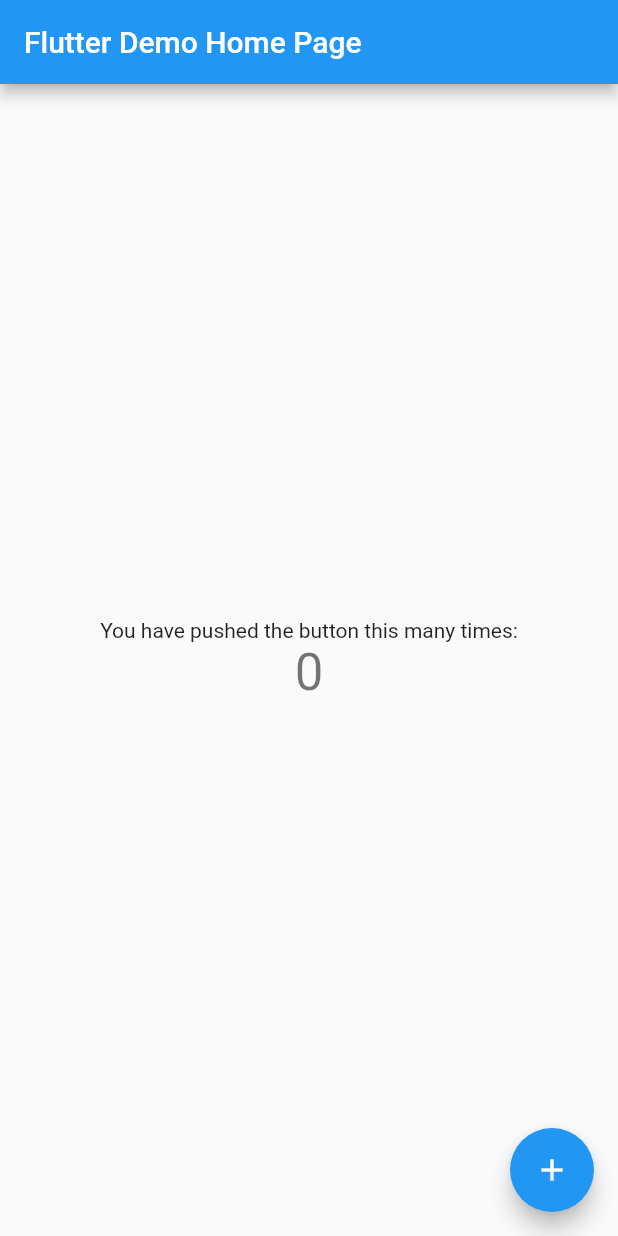
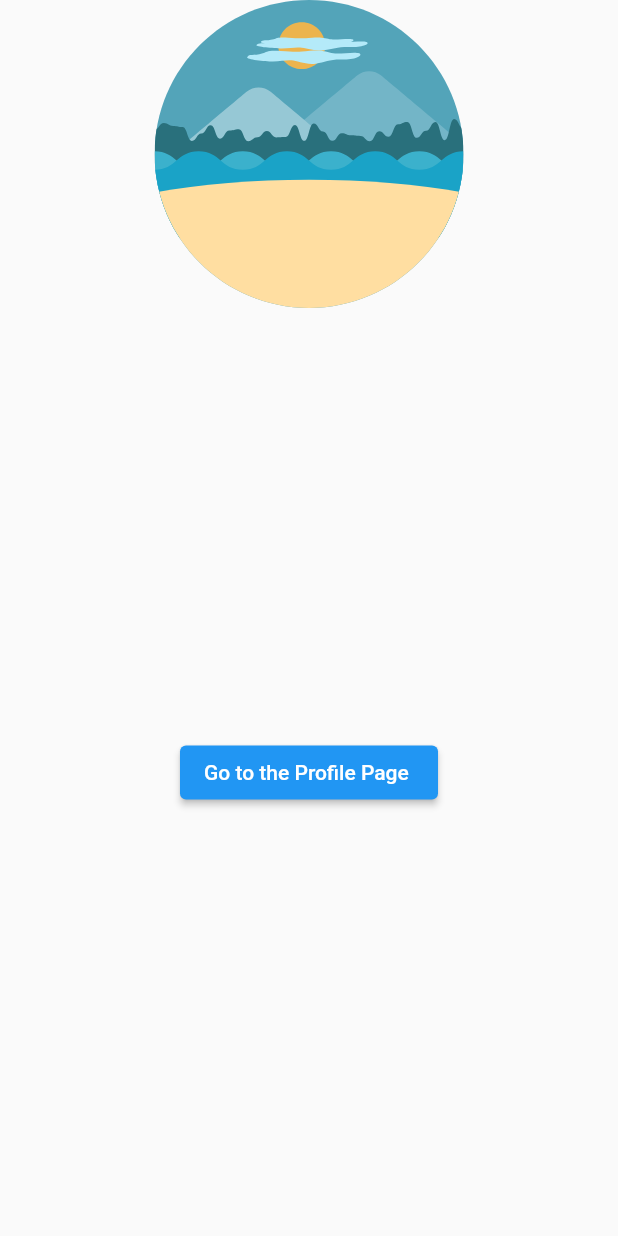
Before and after one commit to Umarkhabiliy/flutter_mvvm_getx, a Flutter app: the first screen one second after launch, on a phone screen of 412 x 824 dp. Run offline on Flutter 3.47's test engine with Material 2 defaults, Android fonts, the phone set to English and light mode, and no system bars; our stand-ins replace get, lottie.

Commit message:
some-changes

```diff
--- a/mvvm_getx/lib/main.dart
+++ b/mvvm_getx/lib/main.dart
@@ -1,6 +1,15 @@
 import 'package:flutter/material.dart';
+import 'package:flutter/services.dart';
+import 'package:get/get_navigation/src/root/get_material_app.dart';
+import 'package:get/route_manager.dart';
+import 'package:mvvm_getx/my_home_pages/my_home_pages.dart';
+
+import 'package:mvvm_getx/my_profile_page/my_profile_page.dart';
 
 void main() {
+  // WidgetsFlutterBinding.ensureInitialized();
+  // SystemChrome.setPreferredOrientations(
+  //     [DeviceOrientation.portraitUp, DeviceOrientation.portraitDown]);
   runApp(const MyApp());
 }
 
@@ -10,106 +19,19 @@
   // This widget is the root of your application.
   @override
   Widget build(BuildContext context) {
-    return MaterialApp(
+    return GetMaterialApp(
       title: 'Flutter Demo',
       theme: ThemeData(
-        // This is the theme of your application.
-        //
-        // Try running your application with "flutter run". You'll see the
-        // application has a blue toolbar. Then, without quitting the app, try
-        // changing the primarySwatch below to Colors.green and then invoke
-        // "hot reload" (press "r" in the console where you ran "flutter run",
-        // or simply save your changes to "hot reload" in a Flutter IDE).
-        // Notice that the counter didn't reset back to zero; the application
-        // is not restarted.
         primarySwatch: Colors.blue,
       ),
-      home: const MyHomePage(title: 'Flutter Demo Home Page'),
+      initialRoute: '/home',
+      getPages: [
+        GetPage(name: '/home', page: () => MyHomePages(), title: "Hello"),
+        GetPage(
+            name: '/profile',
+            page: () => MyProfilePage(),
+            transition: Transition.cupertino),
+      ],
     );
   }
 }
-
-class MyHomePage extends StatefulWidget {
-  const MyHomePage({Key? key, required this.title}) : super(key: key);
-
-  // This widget is the home page of your application. It is stateful, meaning
-  // that it has a State object (defined below) that contains fields that affect
-  // how it looks.
-
-  // This class is the configuration for the state. It holds the values (in this
-  // case the title) provided by the parent (in this case the App widget) and
-  // used by the build method of the State. Fields in a Widget subclass are
-  // always marked "final".
-
-  final String title;
-
-  @override
-  State<MyHomePage> createState() => _MyHomePageState();
-}
-
-class _MyHomePageState extends State<MyHomePage> {
-  int _counter = 0;
-
-  void _incrementCounter() {
-    setState(() {
-      // This call to setState tells the Flutter framework that something has
-      // changed in this State, which causes it to rerun the build method below
-      // so that the display can reflect the updated values. If we changed
-      // _counter without calling setState(), then the build method would not be
-      // called again, and so nothing would appear to happen.
-      _counter++;
-    });
-  }
-
-  @override
-  Widget build(BuildContext context) {
-    // This method is rerun every time setState is called, for instance as done
-    // by the _incrementCounter method above.
-    //
-    // The Flutter framework has been optimized to make rerunning build methods
-    // fast, so that you can just rebuild anything that needs updating rather
-    // than having to individually change instances of widgets.
-    return Scaffold(
-      appBar: AppBar(
-        // Here we take the value from the MyHomePage object that was created by
-        // the App.build method, and use it to set our appbar title.
-        title: Text(widget.title),
-      ),
-      body: Center(
-        // Center is a layout widget. It takes a single child and positions it
-        // in the middle of the parent.
-        child: Column(
-          // Column is also a layout widget. It takes a list of children and
-          // arranges them vertically. By default, it sizes itself to fit its
-          // children horizontally, and tries to be as tall as its parent.
-          //
-          // Invoke "debug painting" (press "p" in the console, choose the
-          // "Toggle Debug Paint" action from the Flutter Inspector in Android
-          // Studio, or the "Toggle Debug Paint" command in Visual Studio Code)
-          // to see the wireframe for each widget.
-          //
-          // Column has various properties to control how it sizes itself and
-          // how it positions its children. Here we use mainAxisAlignment to
-          // center the children vertically; the main axis here is the vertical
-          // axis because Columns are vertical (the cross axis would be
-          // horizontal).
-          mainAxisAlignment: MainAxisAlignment.center,
-          children: <Widget>[
-            const Text(
-              'You have pushed the button this many times:',
-            ),
-            Text(
-              '$_counter',
-              style: Theme.of(context).textTheme.headline4,
-            ),
-          ],
-        ),
-      ),
-      floatingActionButton: FloatingActionButton(
-        onPressed: _incrementCounter,
-        tooltip: 'Increment',
-        child: const Icon(Icons.add),
-      ), // This trailing comma makes auto-formatting nicer for build methods.
-    );
-  }
-}
--- /dev/null
+++ b/mvvm_getx/lib/my_home_pages/my_home_pages.dart
@@ -0,0 +1,8 @@
+import 'package:flutter/material.dart';
+import './my_home_pages_view.dart';
+
+class MyHomePages extends StatefulWidget {
+
+  @override
+  MyHomePagesView createState() => new MyHomePagesView();
+}
--- /dev/null
+++ b/mvvm_getx/lib/my_home_pages/my_home_pages_view_model.dart
@@ -0,0 +1,6 @@
+import 'package:flutter/material.dart';
+import './my_home_pages.dart';
+
+abstract class MyHomePagesViewModel extends State<MyHomePages> {
+
+}
--- /dev/null
+++ b/mvvm_getx/lib/my_profile_page/my_profile_page.dart
@@ -0,0 +1,8 @@
+import 'package:flutter/material.dart';
+import './my_profile_page_view.dart';
+
+class MyProfilePage extends StatefulWidget {
+
+  @override
+  MyProfilePageView createState() => new MyProfilePageView();
+}
--- /dev/null
+++ b/mvvm_getx/lib/my_profile_page/my_profile_page_view_model.dart
@@ -0,0 +1,6 @@
+import 'package:flutter/material.dart';
+import './my_profile_page.dart';
+
+abstract class MyProfilePageViewModel extends State<MyProfilePage> {
+  // Add your state and logic here
+}
--- a/mvvm_getx/pubspec.yaml
+++ b/mvvm_getx/pubspec.yaml
@@ -34,6 +34,8 @@
   # The following adds the Cupertino Icons font to your application.
   # Use with the CupertinoIcons class for iOS style icons.
   cupertino_icons: ^1.0.2
+  lottie: ^1.2.1
+  get: any
 
 dev_dependencies:
   flutter_test:
@@ -58,8 +60,8 @@
   uses-material-design: true
 
   # To add assets to your application, add an assets section, like this:
-  # assets:
-  #   - images/a_dot_burr.jpeg
+  assets:
+    - assets/
   #   - images/a_dot_ham.jpeg
 
   # An image asset can refer to one or more resolution-specific "variants", see
```
Also changed, not shown: mvvm_getx/assets/sunset.json (added, +1 -0 lines), mvvm_getx/lib/my_home_pages/my_home_pages_view.dart (added, +54 -0 lines), mvvm_getx/lib/my_profile_page/my_profile_page_view.dart (added, +19 -0 lines).
